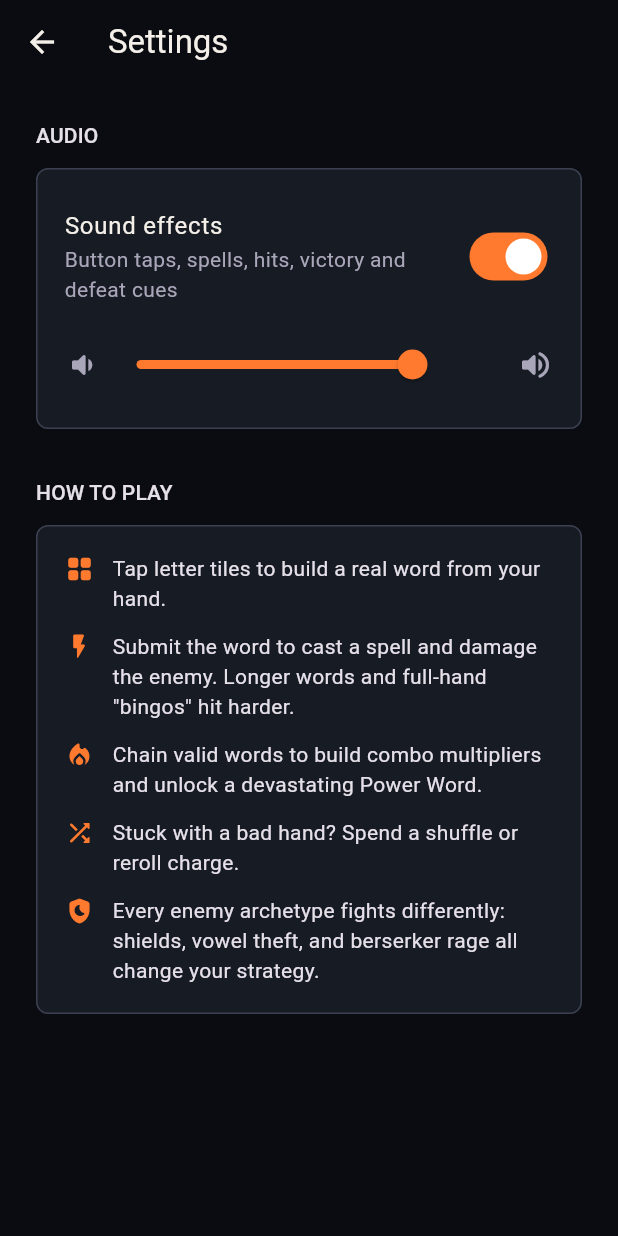
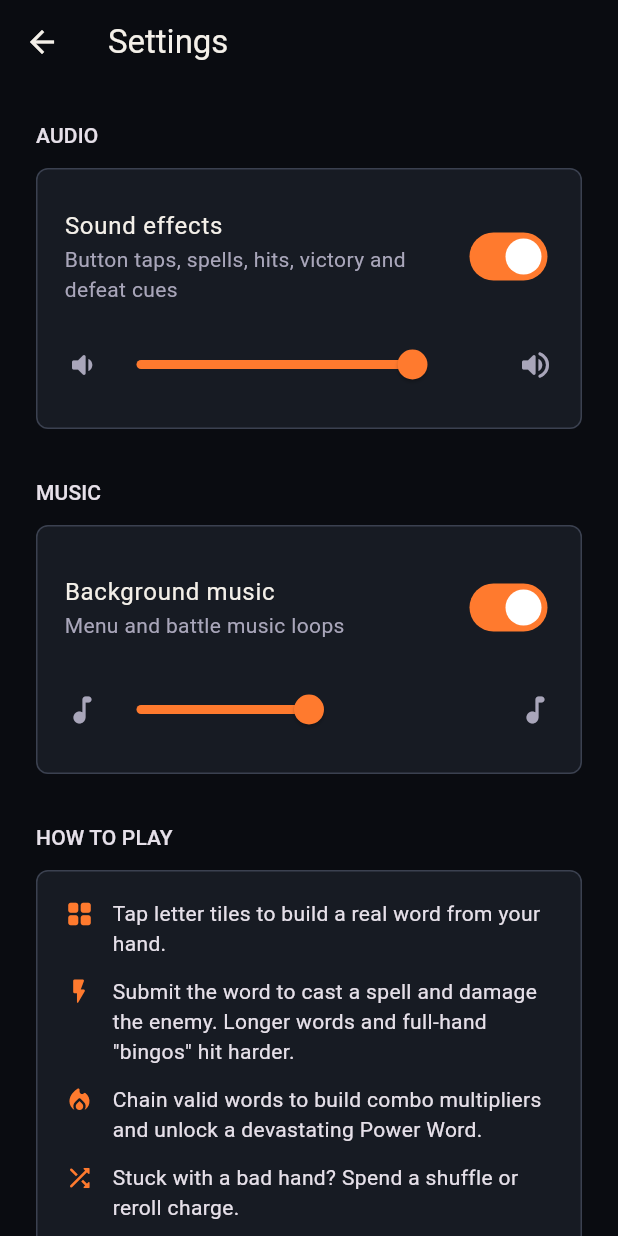
Before and after one commit to thurtea/spell-combat, a Flutter app: the SettingsScreen screen opened directly, on a phone screen of 412 x 824 dp. Run offline on Flutter 3.47's test engine with Material 3 defaults, Android fonts, the phone set to English and light mode, and no system bars; our stand-ins replace audioplayers, flutter_animate, flutter_svg, shared_preferences; accounts and stored records are empty.

Commit message:
Add background music support and persisted music settings

```diff
--- a/lib/screens/battle_screen.dart
+++ b/lib/screens/battle_screen.dart
@@ -47,6 +47,7 @@ class _BattleScreenState extends State<BattleScreen> {
     _lastPlayerHp = _controller.state.player.hp;
     _lastGameState = _controller.state.gameState;
     _controller.addListener(_handleControllerChange);
+    AudioService.instance.playMusic('music_battle.mp3');
   }
 
   @override
@@ -56,6 +57,7 @@ class _BattleScreenState extends State<BattleScreen> {
     _enemyTurnTimer?.cancel();
     _enemyAttackTimer?.cancel();
     _focusNode.dispose();
+    AudioService.instance.playMusic('music_menu.mp3');
     super.dispose();
   }
 
--- a/lib/screens/settings_screen.dart
+++ b/lib/screens/settings_screen.dart
@@ -14,6 +14,8 @@ class _SettingsScreenState extends State<SettingsScreen> {
   final _settings = SettingsService();
   bool _soundEnabled = true;
   double _volume = 0.8;
+  bool _musicEnabled = true;
+  double _musicVolume = 0.5;
   bool _loaded = false;
 
   @override
@@ -25,13 +27,19 @@ class _SettingsScreenState extends State<SettingsScreen> {
   Future<void> _loadSettings() async {
     final enabled = await _settings.loadSoundEnabled();
     final volume = await _settings.loadVolume();
+    final musicEnabled = await _settings.loadMusicEnabled();
+    final musicVolume = await _settings.loadMusicVolume();
     if (!mounted) return;
     setState(() {
       _soundEnabled = enabled;
       _volume = volume;
+      _musicEnabled = musicEnabled;
+      _musicVolume = musicVolume;
       _loaded = true;
       AudioService.instance.enabled = enabled;
       AudioService.instance.volume = volume;
+      AudioService.instance.musicEnabled = musicEnabled;
+      AudioService.instance.musicVolume = musicVolume;
     });
   }
 
@@ -46,6 +54,18 @@ class _SettingsScreenState extends State<SettingsScreen> {
     setState(() => _volume = volume);
     AudioService.instance.volume = volume;
     await _settings.saveVolume(volume);
+  }
+
+  Future<void> _toggleMusic(bool enabled) async {
+    setState(() => _musicEnabled = enabled);
+    await AudioService.instance.setMusicEnabled(enabled);
+    await _settings.saveMusicEnabled(enabled);
+  }
+
+  Future<void> _changeMusicVolume(double volume) async {
+    setState(() => _musicVolume = volume);
+    await AudioService.instance.setMusicVolume(volume);
+    await _settings.saveMusicVolume(volume);
   }
 
   @override
@@ -94,6 +114,42 @@ class _SettingsScreenState extends State<SettingsScreen> {
                                   ),
                                 ),
                                 Icon(Icons.volume_up_rounded, color: colors.onSurfaceVariant),
+                              ],
+                            ),
+                          ],
+                        ),
+                      ),
+                      const SizedBox(height: 32),
+                      Text('MUSIC', style: Theme.of(context).textTheme.labelLarge),
+                      const SizedBox(height: 12),
+                      Container(
+                        padding: const EdgeInsets.all(18),
+                        decoration: BoxDecoration(
+                          color: colors.surface,
+                          border: Border.all(color: colors.outlineVariant),
+                          borderRadius: BorderRadius.circular(8),
+                        ),
+                        child: Column(
+                          crossAxisAlignment: CrossAxisAlignment.stretch,
+                          children: [
+                            SwitchListTile(
+                              contentPadding: EdgeInsets.zero,
+                              title: const Text('Background music'),
+                              subtitle: const Text('Menu and battle music loops'),
+                              value: _musicEnabled,
+                              onChanged: _toggleMusic,
+                            ),
+                            const SizedBox(height: 8),
+                            Row(
+                              children: [
+                                Icon(Icons.music_note_rounded, color: colors.onSurfaceVariant),
+                                Expanded(
+                                  child: Slider(
+                                    value: _musicVolume,
+                                    onChanged: _musicEnabled ? _changeMusicVolume : null,
+                                  ),
+                                ),
+                                Icon(Icons.music_note_rounded, color: colors.onSurfaceVariant),
                               ],
                             ),
                           ],
--- a/lib/screens/title_screen.dart
+++ b/lib/screens/title_screen.dart
@@ -33,6 +33,9 @@ class _TitleScreenState extends State<TitleScreen> {
   Future<void> _loadAudioSettings() async {
     AudioService.instance.enabled = await _settings.loadSoundEnabled();
     AudioService.instance.volume = await _settings.loadVolume();
+    AudioService.instance.musicEnabled = await _settings.loadMusicEnabled();
+    AudioService.instance.musicVolume = await _settings.loadMusicVolume();
+    AudioService.instance.playMusic('music_menu.mp3');
   }
 
   Future<void> _setDifficulty(Difficulty difficulty) async {
```
Also changed, not shown: lib/audio/audio_service.dart (+67 -5 lines), lib/services/settings_service.dart (+22 -0 lines).
